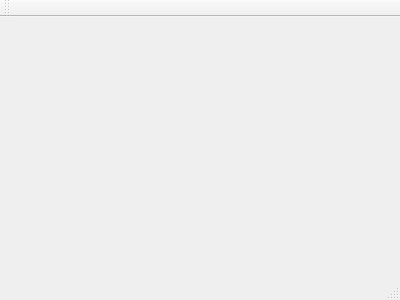
First picture: the form in mainwindow.ui, repository NicolasHugonEPSI/Machette, before the edit.
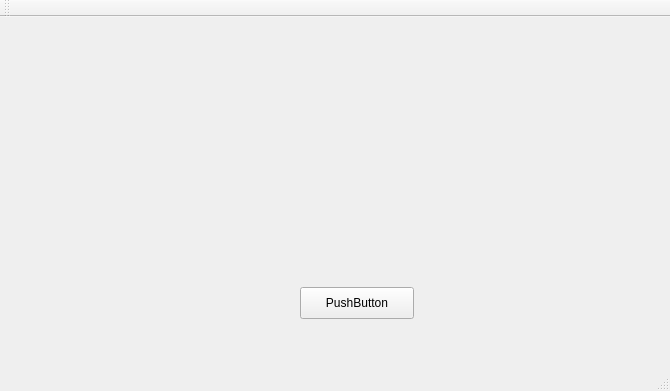
Second picture: the form after the edit.

```diff
--- a/mainwindow.ui
+++ b/mainwindow.ui
@@ -1,24 +1,53 @@
 <ui version="4.0">
  <class>MainWindow</class>
- <widget class="QMainWindow" name="MainWindow" >
-  <property name="geometry" >
+ <widget class="QMainWindow" name="MainWindow">
+  <property name="geometry">
    <rect>
     <x>0</x>
     <y>0</y>
-    <width>400</width>
-    <height>300</height>
+    <width>670</width>
+    <height>391</height>
    </rect>
   </property>
   <property name="windowTitle" >
    <string>MainWindow</string>
   </property>
-  <widget class="QMenuBar" name="menuBar" />
-  <widget class="QToolBar" name="mainToolBar" />
-  <widget class="QWidget" name="centralWidget" />
-  <widget class="QStatusBar" name="statusBar" />
+  <widget class="QWidget" name="centralWidget">
+   <widget class="QPushButton" name="pushButton">
+    <property name="geometry">
+     <rect>
+      <x>300</x>
+      <y>270</y>
+      <width>114</width>
+      <height>32</height>
+     </rect>
+    </property>
+    <property name="text">
+     <string>PushButton</string>
+    </property>
+   </widget>
+  </widget>
+  <widget class="QMenuBar" name="menuBar">
+   <property name="geometry">
+    <rect>
+     <x>0</x>
+     <y>0</y>
+     <width>670</width>
+     <height>22</height>
+    </rect>
+   </property>
+  </widget>
+  <widget class="QToolBar" name="mainToolBar">
+   <attribute name="toolBarArea">
+    <enum>TopToolBarArea</enum>
+   </attribute>
+   <attribute name="toolBarBreak">
+    <bool>false</bool>
+   </attribute>
+  </widget>
+  <widget class="QStatusBar" name="statusBar"/>
  </widget>
- <layoutDefault spacing="6" margin="11" />
- <pixmapfunction></pixmapfunction>
+ <layoutdefault spacing="6" margin="11"/>
  <resources/>
  <connections/>
 </ui>
```
Left out of the diff: 3 changed lines with no effect on the pictures.
